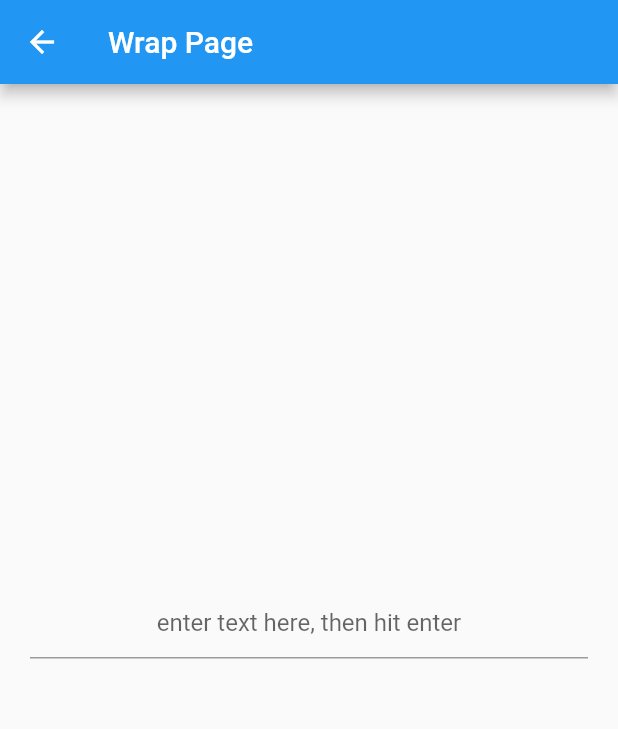
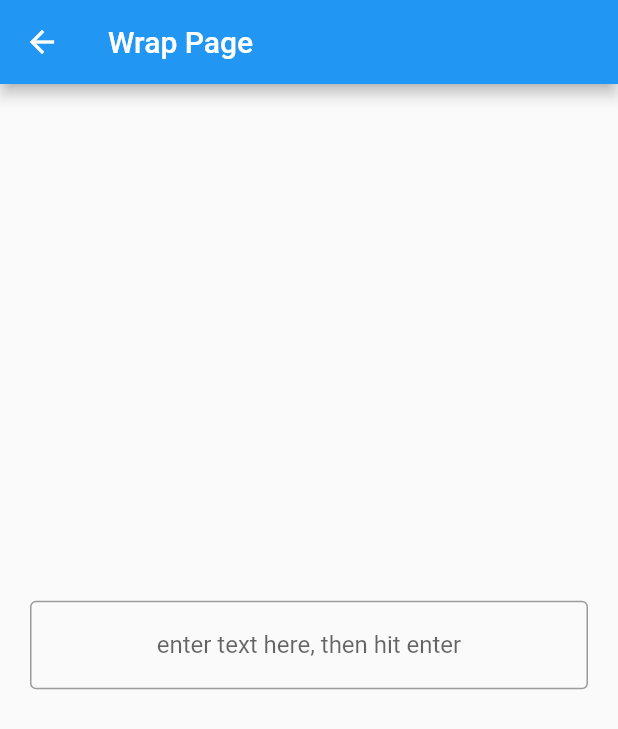
Before and after one commit to rcptanguilig/flutter_masters, a Flutter app: the WrapPage screen opened by its route, on a phone screen of 412 x 824 dp. Shown: the top 729 px of the screen. Run offline on Flutter 3.47's test engine with Material 2 defaults, Android fonts, the phone set to English and light mode, and no system bars.

Commit message:
code cleanup

```diff
--- a/lib/pages/wrap_page.dart
+++ b/lib/pages/wrap_page.dart
@@ -55,30 +55,27 @@ class _WrapPageState extends State<WrapPage> {
             children: <Widget>[
               TextField(
                 decoration: InputDecoration(
+                  border: OutlineInputBorder(),
                   hintText: 'enter text here, then hit enter',
                 ),
                 textAlign: TextAlign.center,
                 controller: _inputTextController,
+
                 onSubmitted: (String value) {
                   setState(
                     () {
-//                      _entryString = value;
                       _textList.add(value);
+                      _inputTextController.text = "";
                     },
                   );
                 },
               ),
-              SizedBox(height: 10.0),
+              SizedBox(height: 20.0),
               Container(
                 child: _textList == null ? Text("Enter a text") : Wrap(
                   children: _textBoxesBuilder(),
                 ),
               ),
-              SizedBox(height: 40.0),
-//              RaisedButton(
-//                child: Text("Add and Return to Home"),
-//                onPressed: () => Navigator.pop(context),
-//              ),
             ],
           ),
         ),
```
Also changed, not shown: lib/main.dart (+0 -11 lines).
